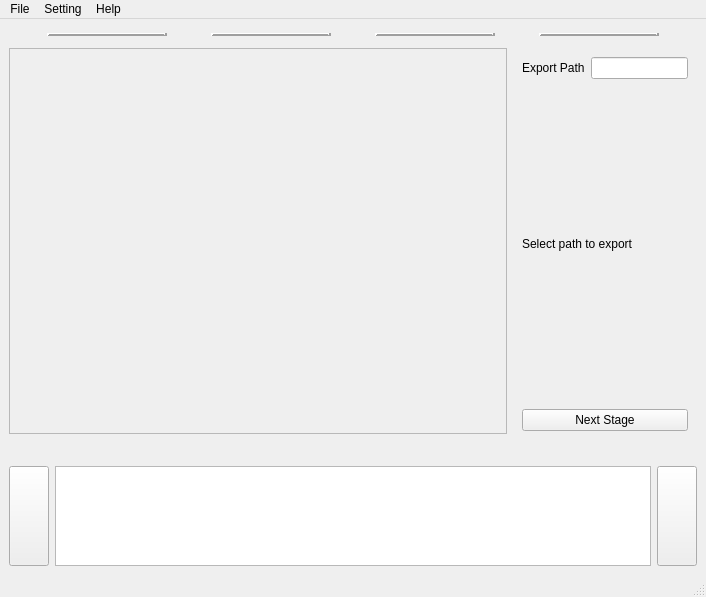
Above: src/resources/ui/main.ui from TUD-IMB/Crackpot before the change. Below: the same form after it.
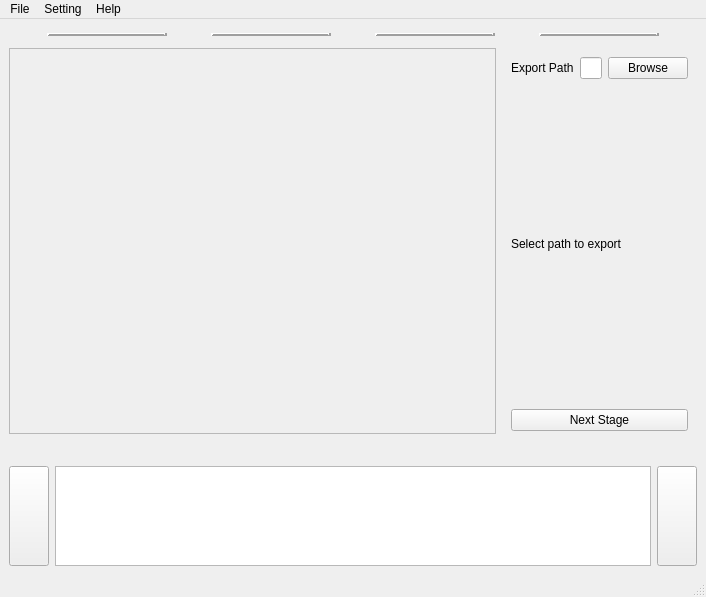
That is the form after the change. The open tabs and pages were chosen to show the change. Icons and pictures are not drawn.

Commit message: Add skeleton points display.

The edit to the form file:
```diff
--- a/src/resources/ui/main.ui
+++ b/src/resources/ui/main.ui
@@ -291,7 +291,7 @@
               <rect>
                <x>0</x>
                <y>0</y>
-               <width>466</width>
+               <width>456</width>
                <height>172</height>
               </rect>
              </property>
@@ -748,6 +748,13 @@
                   <item>
                    <widget class="QLineEdit" name="lineEdit"/>
                   </item>
+                  <item>
+                   <widget class="QPushButton" name="browseButton">
+                    <property name="text">
+                     <string>Browse</string>
+                    </property>
+                   </widget>
+                  </item>
                  </layout>
                 </item>
                 <item>
```
The commit also changes 1 other file.
